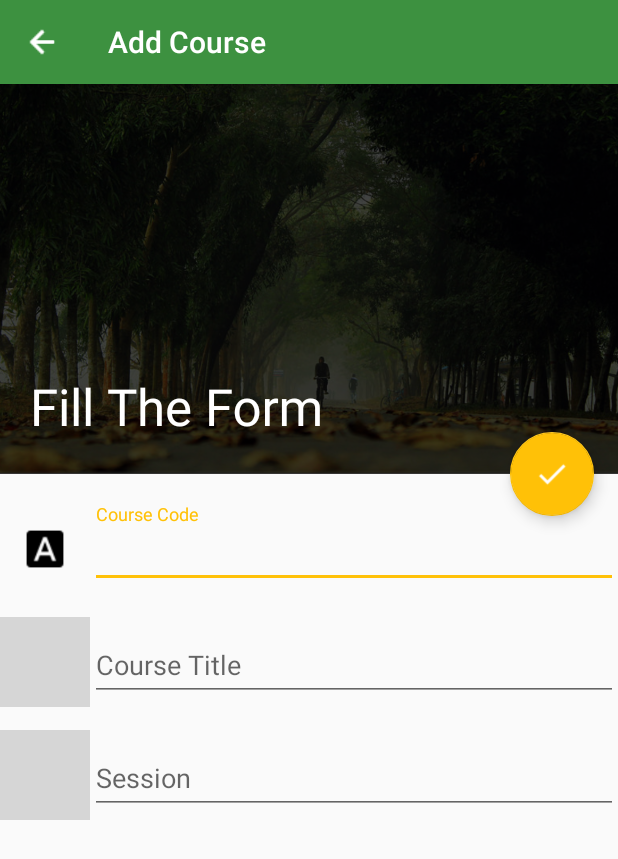
After one commit to Shadat-tonmoy/SUST-AMS, an Android app: the CourseAddActivity screen opened directly, with no data from a screen before it, on a phone screen of 412 x 824 dp. The commit adds this screen. Shown: the top 859 px of the screen. Run offline under Robolectric (Android 15) with nearby library versions, the phone set to English and light mode, and no system bars; grey boxes are pictures that could not be loaded.

Commit message:
course add layout implemented

```diff
--- a/app/src/main/AndroidManifest.xml
+++ b/app/src/main/AndroidManifest.xml
@@ -22,7 +22,8 @@
         <activity android:name=".TakeAttendance" />
         <activity android:name=".Setup" />
         <activity android:name=".PastRecord" />
-        <activity android:name=".UserManual"></activity>
+        <activity android:name=".UserManual" />
+        <activity android:name=".CourseAddActivity"></activity>
     </application>
 
 </manifest>
--- /dev/null
+++ b/app/src/main/java/shadattonmoy/ams/CourseAddActivity.java
@@ -0,0 +1,132 @@
+package shadattonmoy.ams;
+
+import android.support.design.widget.FloatingActionButton;
+import android.support.design.widget.TextInputLayout;
+import android.support.v7.app.AppCompatActivity;
+import android.os.Bundle;
+import android.support.v7.widget.Toolbar;
+import android.view.View;
+import android.widget.Button;
+import android.widget.EditText;
+import android.widget.Toast;
+
+public class CourseAddActivity extends AppCompatActivity {
+
+    private TextInputLayout courseCodeLayout,courseTitleLayout,courseSessionLayout;
+    private EditText courseCodeField,courseTitleField,courseSessionField;
+    private FloatingActionButton courseAddDoneFab;
+    private boolean isValid;
+    @Override
+    protected void onCreate(Bundle savedInstanceState) {
+        super.onCreate(savedInstanceState);
+        setContentView(R.layout.activity_course_add);
+        initialize();
+    }
+
+    public void initialize()
+    {
+
+        /*
+        * find toolbar by id and set title
+        * */
+        Toolbar toolbar = (Toolbar) findViewById(R.id.setup_avtivity_toolbar);
+        toolbar.setTitle("Fill The Form");
+
+        Toolbar toolbarStatic = (Toolbar) findViewById(R.id.toolbar);
+        toolbarStatic.setTitle("Add Course");
+
+        /*
+        * set toolbar navigation Icon
+        * */
+        toolbar.setNavigationIcon(R.drawable.back);
+        toolbarStatic.setNavigationIcon(R.drawable.back);
+
+
+        /*
+        * set toolbar navigation Icon Click Listener
+        * */
+        toolbar.setNavigationOnClickListener(new View.OnClickListener() {
+            @Override
+            public void onClick(View v) {
+                finish();
+            }
+        });
+
+        toolbarStatic.setNavigationOnClickListener(new View.OnClickListener() {
+            @Override
+            public void onClick(View v) {
+                finish();
+            }
+        });
+
+
+        /*
+        * find text input layout by id
+        * */
+        courseCodeLayout = (TextInputLayout) findViewById(R.id.course_code_layout);
+        courseTitleLayout = (TextInputLayout) findViewById(R.id.course_title_layout);
+        courseSessionLayout = (TextInputLayout) findViewById(R.id.course_session_layout);
+
+        /*
+        * find edit text by id
+        * */
+        courseCodeField = (EditText) findViewById(R.id.course_code_field);
+        courseTitleField = (EditText) findViewById(R.id.course_title_field);
+        courseSessionField = (EditText) findViewById(R.id.course_session_field);
+
+        /*
+        * find course add done fab by id and set on click listener
+        * */
+        courseAddDoneFab = (FloatingActionButton) findViewById(R.id.course_add_done_fab);
+        courseAddDoneFab.setOnClickListener(new View.OnClickListener() {
+            @Override
+            public void onClick(View v) {
+                validateForm();
+
+            }
+        });
+
+
+    }
+
+
+    public void validateForm()
+    {
+        isValid = true;
+        if(courseCodeField.getText().toString().isEmpty())
+        {
+            isValid = false;
+            courseCodeLayout.setError("Course Code Field is empty");
+        }
+        else
+        {
+            courseCodeLayout.setErrorEnabled(false);
+        }
+
+        if(courseTitleField.getText().toString().isEmpty())
+        {
+            isValid = false;
+            courseTitleLayout.setError("Course Title Field is empty");
+        }
+        else
+        {
+            courseTitleLayout.setErrorEnabled(false);
+        }
+
+        if(courseSessionField.getText().toString().isEmpty())
+        {
+            isValid = false;
+            courseSessionLayout.setError("Session Field is empty");
+        }
+        else
+        {
+            courseSessionLayout.setErrorEnabled(false);
+        }
+        if(isValid)
+        {
+            Toast.makeText(this,"Welcome",Toast.LENGTH_SHORT).show();
+        }
+
+
+    }
+}
--- /dev/null
+++ b/app/src/main/res/layout/activity_course_add.xml
@@ -0,0 +1,157 @@
+<?xml version="1.0" encoding="utf-8"?>
+<android.support.design.widget.CoordinatorLayout
+    xmlns:android="http://schemas.android.com/apk/res/android"
+    xmlns:app="http://schemas.android.com/apk/res-auto"
+    xmlns:tools="http://schemas.android.com/tools"
+    android:layout_width="match_parent"
+    android:layout_height="match_parent"
+    tools:context="shadattonmoy.ams.CourseAddActivity"
+    android:orientation="vertical">
+
+    <android.support.design.widget.AppBarLayout
+        android:id="@+id/appbar"
+        android:layout_width="match_parent"
+        android:layout_height="316dp"
+        android:fitsSystemWindows="true"
+        android:theme="@style/ThemeOverlay.AppCompat.Dark.ActionBar">
+
+        <android.support.design.widget.CollapsingToolbarLayout
+            android:id="@+id/collapsingToolbar"
+            android:layout_width="match_parent"
+            android:layout_height="match_parent"
+            android:fitsSystemWindows="true"
+            app:contentScrim="?attr/colorPrimary"
+            app:expandedTitleMarginStart="20dp"
+            app:layout_scrollFlags="scroll|exitUntilCollapsed">
+
+            <RelativeLayout
+                android:layout_width="match_parent"
+                android:layout_height="match_parent">
+
+                <include
+                    layout="@layout/toolbar"
+                    ></include>
+
+                <ImageView
+                    android:layout_width="match_parent"
+                    android:layout_height="match_parent"
+                    android:scaleType="centerCrop"
+                    android:fitsSystemWindows="true"
+                    android:src="@drawable/sust"
+                    app:layout_collapseMode="pin"/>
+
+                <TextView
+                    android:layout_width="match_parent"
+                    android:layout_height="match_parent"
+                    android:text=""
+                    android:textColor="@color/textWhite"
+                    android:textSize="20sp"
+                    android:gravity="center"
+                    android:background="@drawable/ractangle"
+                    />
+            </RelativeLayout>
+
+            <android.support.v7.widget.Toolbar
+                android:id="@+id/setup_avtivity_toolbar"
+                android:layout_width="match_parent"
+                android:layout_height="?attr/actionBarSize"
+                ></android.support.v7.widget.Toolbar>
+
+        </android.support.design.widget.CollapsingToolbarLayout>
+    </android.support.design.widget.AppBarLayout>
+
+    <android.support.design.widget.FloatingActionButton
+        android:id="@+id/course_add_done_fab"
+        android:layout_width="wrap_content"
+        android:layout_height="wrap_content"
+        android:src="@drawable/done"
+        app:layout_anchor="@id/appbar"
+        app:layout_anchorGravity="bottom|end"
+        android:layout_margin="16dp"/>
+
+
+    <android.support.v4.widget.NestedScrollView
+        android:id="@+id/nestedScrollView"
+        android:layout_width="match_parent"
+        android:layout_height="match_parent"
+        app:layout_behavior="@string/appbar_scrolling_view_behavior">
+
+        <LinearLayout
+            android:layout_marginTop="20dp"
+            android:layout_width="match_parent"
+            android:layout_height="match_parent"
+            android:orientation="vertical">
+
+            <LinearLayout
+                android:layout_width="match_parent"
+                android:layout_height="wrap_content"
+                android:orientation="horizontal">
+
+                <ImageView
+                    android:layout_width="60dp"
+                    android:layout_height="60dp"
+                    android:src="@drawable/dummyicon1"
+                    android:padding="15dp"/>
+                <android.support.design.widget.TextInputLayout
+                    android:id="@+id/course_code_layout"
+                    android:layout_width="match_parent"
+                    android:layout_height="wrap_content">
+                        <EditText
+                            android:id="@+id/course_code_field"
+                            android:layout_width="match_parent"
+                            android:layout_height="wrap_content"
+                            android:hint="Course Code"/>
+                    </android.support.design.widget.TextInputLayout>
+            </LinearLayout>
+
+
+            <LinearLayout
+                android:layout_marginTop="15dp"
+                android:layout_width="match_parent"
+                android:layout_height="wrap_content"
+                android:orientation="horizontal">
+
+                <ImageView
+                    android:layout_width="60dp"
+                    android:layout_height="60dp"
+                    android:src="@drawable/dummyicon2"
+                    android:padding="15dp"/>
+                <android.support.design.widget.TextInputLayout
+                    android:id="@+id/course_title_layout"
+                    android:layout_width="match_parent"
+                    android:layout_height="wrap_content">
+                        <EditText
+                            android:id="@+id/course_title_field"
+                            android:layout_width="match_parent"
+                            android:layout_height="wrap_content"
+                            android:hint="Course Title"/>
+                    </android.support.design.widget.TextInputLayout>
+            </LinearLayout>
+
+
+            <LinearLayout
+                android:layout_marginTop="15dp"
+                android:layout_width="match_parent"
+                android:layout_height="wrap_content"
+                android:orientation="horizontal">
+
+                <ImageView
+                    android:layout_width="60dp"
+                    android:layout_height="60dp"
+                    android:src="@drawable/dummyicon2"
+                    android:padding="15dp"/>
+                <android.support.design.widget.TextInputLayout
+                    android:id="@+id/course_session_layout"
+                    android:layout_width="match_parent"
+                    android:layout_height="wrap_content">
+                        <EditText
+                            android:id="@+id/course_session_field"
+                            android:layout_width="match_parent"
+                            android:layout_height="wrap_content"
+                            android:hint="Session"/>
+                    </android.support.design.widget.TextInputLayout>
+            </LinearLayout>
+
+        </LinearLayout>
+    </android.support.v4.widget.NestedScrollView>
+</android.support.design.widget.CoordinatorLayout>
--- a/app/src/main/res/layout/activity_setup.xml
+++ b/app/src/main/res/layout/activity_setup.xml
@@ -46,6 +46,7 @@
 
 
             <android.support.design.widget.FloatingActionButton
+                android:id="@+id/course_add_fab"
                 android:layout_width="wrap_content"
                 android:layout_height="wrap_content"
                 android:layout_alignParentBottom="true"
```
Also changed, not shown: app/src/main/java/shadattonmoy/ams/CourseAddBottomSheet.java (added, +19 -0 lines), app/src/main/java/shadattonmoy/ams/Setup.java (+17 -0 lines), app/src/main/res/layout/course_add_bottom_sheet.xml (added, +55 -0 lines), app/src/main/res/values/styles.xml (+9 -0 lines), app/src/main/res/drawable/done.png (added), app/src/main/res/drawable/dummyIcon2.png (added), app/src/main/res/drawable/dummyIcon3.png (added), app/src/main/res/drawable/dummyicon1.png (added), app/src/main/res/drawable/sust.jpg (added).
